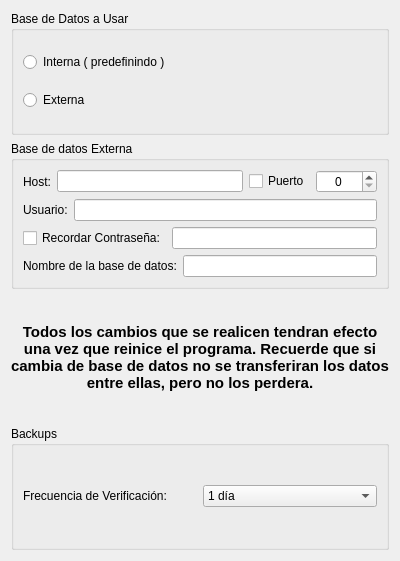
This is trunk/src/ForPrefDb.ui in chungote/gestotux as Qt 5 draws it before an edit. The edited form follows.
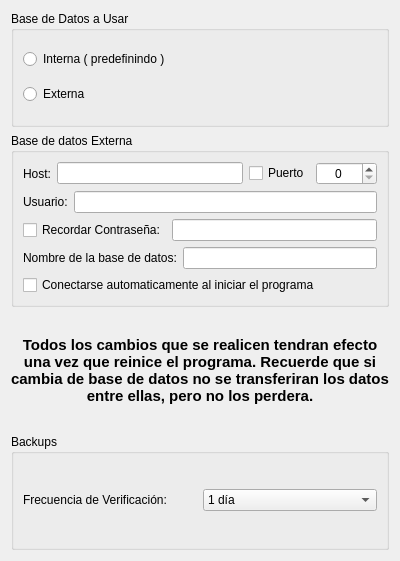
This is the edited form.

Commit message: arreglado problema de clientes, mejorado sistema de control de licencia en los plugines, agregado intento de sistema de conexion automatico, actualizadas tabas de db embebida, cambiado splash

```diff
--- a/trunk/src/ForPrefDb.ui
+++ b/trunk/src/ForPrefDb.ui
@@ -132,6 +132,13 @@
         </item>
        </layout>
       </item>
+      <item>
+       <widget class="QCheckBox" name="CkBAutomatico">
+        <property name="text">
+         <string>Conectarse automaticamente al iniciar el programa</string>
+        </property>
+       </widget>
+      </item>
      </layout>
     </widget>
    </item>
```
The commit also changes 39 other files.
